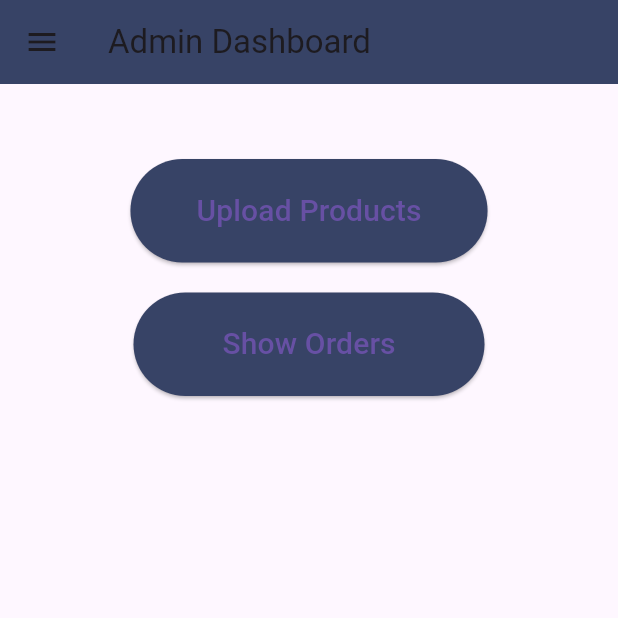
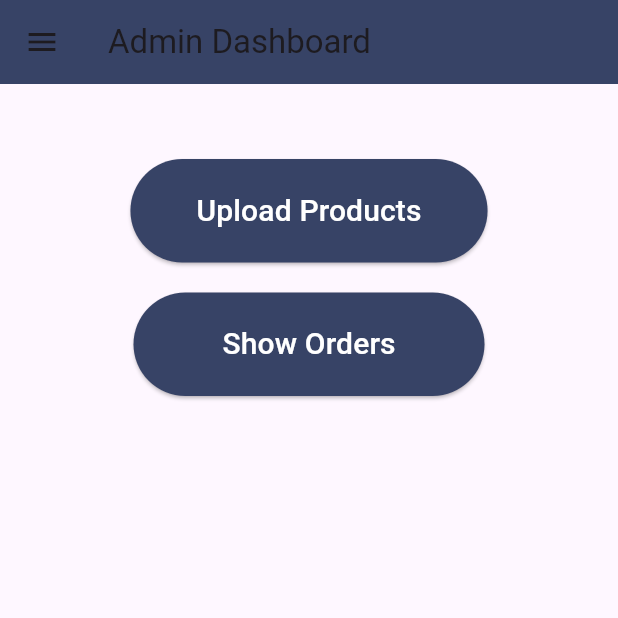
Before and after one commit to 2012398/Mycode, a Flutter app: the AdminScreen screen opened directly, on a phone screen of 412 x 824 dp, the top half of it. Run offline on Flutter 3.47's test engine with Material 3 defaults, Android fonts, the phone set to English and light mode, and no system bars; our stand-ins replace cloud_firestore, firebase_auth, firebase_core, flick_video_player, get, google_fonts and 2 more; accounts and stored records are empty; project files that could hold a hidden picture were left out.

Commit message:
Initial commit

```diff
--- a/lib/Screens/MyAppointments.dart
+++ b/lib/Screens/MyAppointments.dart
@@ -67,7 +67,7 @@ class _MyAppointmentsState extends State<MyAppointments> {
                   final appointment = data[index];
                   final doctorName = appointment['doctorname'];
                   final timeSlot = appointment['selectedTime'];
-                  final status = appointment['Status'] ?? 'Pending';  // Default to Pending if status is not available
+                   final status = appointment['Status'] ?? '';  // Default to Pending if status is not available
 
                   return ListTile(
                     title: Row(
--- a/lib/Screens/ShowAppointments.dart
+++ b/lib/Screens/ShowAppointments.dart
@@ -101,7 +101,7 @@ class _ShowAppointmentsState extends State<ShowAppointments> {
                       ),
                     ),
                     const SizedBox(height: 4.0),
-                    Row(
+                    /*Row(
                       children: [
                         GestureDetector(
                           onTap: () {
@@ -150,7 +150,7 @@ class _ShowAppointmentsState extends State<ShowAppointments> {
                           ),
                         ),
                       ],
-                    )
+                    )*/
                   ],
                 ),
                 isThreeLine: true,
--- a/lib/Screens/admin_screen.dart
+++ b/lib/Screens/admin_screen.dart
@@ -93,7 +93,7 @@ class AdminScreen extends StatelessWidget {
                   padding: EdgeInsets.all(20),
                   child: Text(
                     'Upload Products',
-                    style: TextStyle(fontSize: 20),
+                    style: TextStyle(fontSize: 20, color: Colors.white),
                   ),
                 ),
               ),
@@ -117,7 +117,7 @@ class AdminScreen extends StatelessWidget {
                   padding: EdgeInsets.all(20),
                   child: Text(
                     '   Show Orders   ',
-                    style: TextStyle(fontSize: 20),
+                    style: TextStyle(fontSize: 20, color: Colors.white),
                   ),
                 ),
               ),
--- a/lib/db.dart
+++ b/lib/db.dart
@@ -5,7 +5,7 @@ import 'package:http/http.dart' as http;
 import 'package:fyp/db.dart' as db;
 import 'dart:convert';
 
-const String dblink = "http://192.168.100.91:3000";
+const String dblink = "http://192.168.40.216:3000";
 // const String dblink = "http://192.168.0.102:3000";
 
 Future<void> addToCart(String userId, final product) async {
```
Also changed, not shown: 1 other file.
